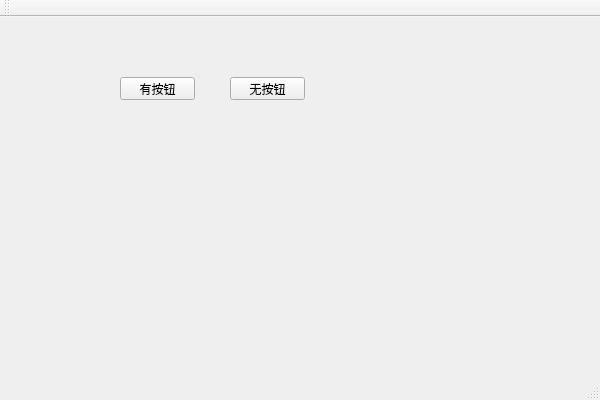
Qt form BTFrameMessage/BTFrameMessage.ui (tianxingithub/BTFrameWindow) before a commit.
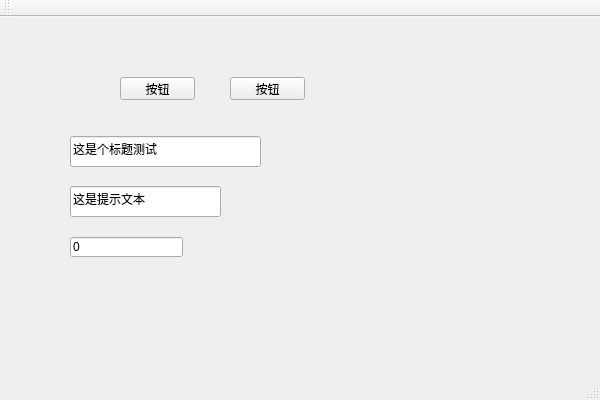
The same form after that commit.

```diff
--- a/BTFrameMessage/BTFrameMessage.ui
+++ b/BTFrameMessage/BTFrameMessage.ui
@@ -24,7 +24,7 @@
      </rect>
     </property>
     <property name="text">
-     <string>有按钮</string>
+     <string>按钮</string>
     </property>
    </widget>
    <widget class="QPushButton" name="btn_no">
@@ -37,7 +37,46 @@
      </rect>
     </property>
     <property name="text">
-     <string>无按钮</string>
+     <string>按钮</string>
+    </property>
+   </widget>
+   <widget class="QLineEdit" name="editTitle">
+    <property name="geometry">
+     <rect>
+      <x>70</x>
+      <y>119</y>
+      <width>191</width>
+      <height>31</height>
+     </rect>
+    </property>
+    <property name="text">
+     <string>这是个标题测试 </string>
+    </property>
+   </widget>
+   <widget class="QLineEdit" name="editContent">
+    <property name="geometry">
+     <rect>
+      <x>70</x>
+      <y>169</y>
+      <width>151</width>
+      <height>31</height>
+     </rect>
+    </property>
+    <property name="text">
+     <string>这是提示文本</string>
+    </property>
+   </widget>
+   <widget class="QLineEdit" name="editOK">
+    <property name="geometry">
+     <rect>
+      <x>70</x>
+      <y>220</y>
+      <width>113</width>
+      <height>20</height>
+     </rect>
+    </property>
+    <property name="text">
+     <string>0</string>
     </property>
    </widget>
   </widget>
```
